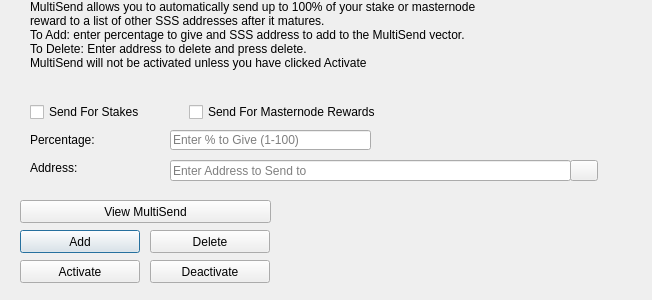
Above: src/qt/forms/multisenddialog.ui from 1776Token/1776 before the change. Below: the same form after it.
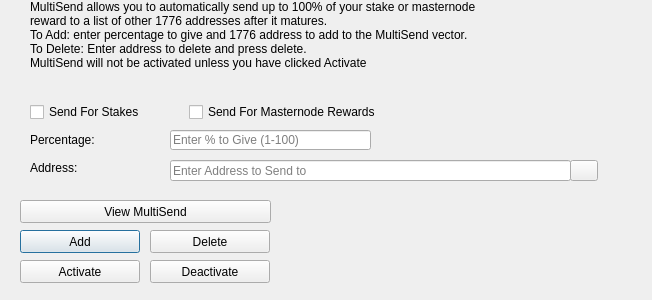
That is the form after the change. Icons and pictures are not drawn.

What changed in the file:
```diff
--- a/src/qt/forms/multisenddialog.ui
+++ b/src/qt/forms/multisenddialog.ui
@@ -61,8 +61,8 @@
     <number>1</number>
    </property>
    <property name="text">
-    <string>MultiSend allows you to automatically send up to 100% of your stake or masternode reward to a list of other SSS addresses after it matures.
-To Add: enter percentage to give and SSS address to add to the MultiSend vector.
+    <string>MultiSend allows you to automatically send up to 100% of your stake or masternode reward to a list of other 1776 addresses after it matures.
+To Add: enter percentage to give and 1776 address to add to the MultiSend vector.
 To Delete: Enter address to delete and press delete.
 MultiSend will not be activated unless you have clicked Activate</string>
    </property>
```
Left out of the diff: 4 changed lines with no effect on the pictures.
